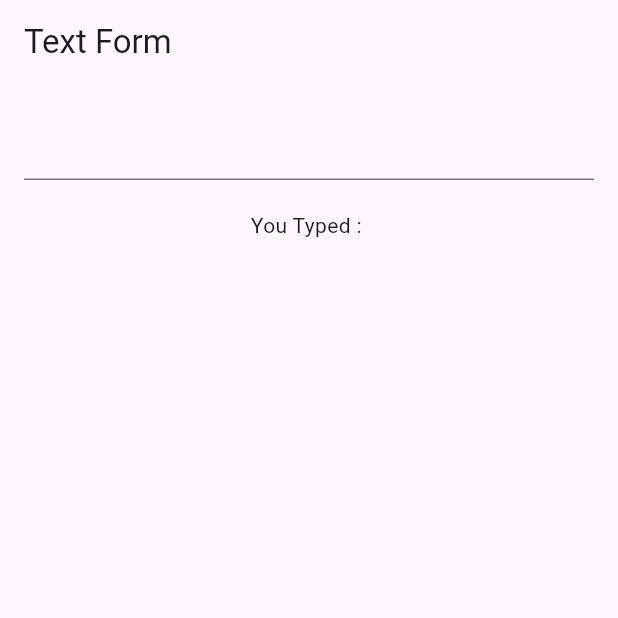
After one commit to AbirHasanShuvo/riverpod_3.0, a Flutter app: the screen it shows after launch, on a phone screen of 412 x 824 dp, the top half of it. The commit adds this screen. Run offline on Flutter 3.47's test engine with Material 3 defaults, Android fonts, the phone set to English and light mode, and no system bars; our stand-ins replace flutter_riverpod.

Commit message:
stateful provider is working

```diff
--- a/lib/main.dart
+++ b/lib/main.dart
@@ -1,14 +1,14 @@
 import 'package:flutter/material.dart';
 import 'package:flutter_riverpod/flutter_riverpod.dart';
-import 'package:riverpod_v3/video_1/video_1.dart';
 import 'package:riverpod_v3/video_2/video_2.dart';
+import 'package:riverpod_v3/video_3/video_3.dart';
 
 void main() {
   runApp(
     ProviderScope(
       child: MaterialApp(
         debugShowCheckedModeBanner: false,
-        home: StateProviderTutorial(),
+        home: StateFulConsumerTutorial(),
       ),
     ),
   );
--- /dev/null
+++ b/lib/video_3/video_3.dart
@@ -0,0 +1,105 @@
+// import 'package:flutter/material.dart';
+// import 'package:flutter_riverpod/flutter_riverpod.dart';
+
+// //creating provider
+// final textProvider = StateProvider((Ref ref) {
+//   return '';
+// });
+
+// class StateFulConsumerTutorial extends ConsumerStatefulWidget {
+//   const StateFulConsumerTutorial({super.key});
+
+//   @override
+//   ConsumerState<StateFulConsumerTutorial> createState() =>
+//       _StateFulConsumerTutorialState();
+// }
+
+// class _StateFulConsumerTutorialState
+//     extends ConsumerState<StateFulConsumerTutorial> {
+//   late final TextEditingController _controller;
+
+//   @override
+//   void initState() {
+//     _controller = TextEditingController();
+//     _controller.addListener(() {
+//       ref.read(textProvider.notifier).state = _controller.text;
+//     });
+//     super.initState();
+//   }
+
+//   @override
+//   void dispose() {
+//     _controller.dispose();
+//     super.dispose();
+//   }
+
+//   @override
+//   Widget build(BuildContext context) {
+//     final text = ref.watch(textProvider);
+//     return Scaffold(
+//       appBar: AppBar(title: Text('Text Form')),
+//       body: Padding(
+//         padding: const EdgeInsets.all(16),
+//         child: Column(
+//           children: [
+//             TextFormField(controller: _controller),
+//             SizedBox(height: 20),
+//             Text('You Typed : $text'),
+//           ],
+//         ),
+//       ),
+//     );
+//   }
+// }
+
+import 'package:flutter/material.dart';
+import 'package:flutter_riverpod/flutter_riverpod.dart';
+
+// Creating provider
+final textProvider = StateProvider<String>((ref) => '');
+
+class StateFulConsumerTutorial extends ConsumerStatefulWidget {
+  const StateFulConsumerTutorial({super.key});
+
+  @override
+  ConsumerState<StateFulConsumerTutorial> createState() =>
+      _StateFulConsumerTutorialState();
+}
+
+class _StateFulConsumerTutorialState
+    extends ConsumerState<StateFulConsumerTutorial> {
+  late final TextEditingController _controller;
+
+  @override
+  void initState() {
+    super.initState();
+    _controller = TextEditingController();
+    _controller.addListener(() {
+      ref.read(textProvider.notifier).state = _controller.text;
+    });
+  }
+
+  @override
+  void dispose() {
+    _controller.dispose();
+    super.dispose();
+  }
+
+  @override
+  Widget build(BuildContext context) {
+    final text = ref.watch(textProvider);
+    return Scaffold(
+      appBar: AppBar(title: const Text('Text Form')),
+      body: Padding(
+        padding: const EdgeInsets.all(16),
+        child: Column(
+          children: [
+            TextFormField(controller: _controller),
+            const SizedBox(height: 20),
+            Text('You Typed : $text'),
+          ],
+        ),
+      ),
+    );
+  }
+}
```
